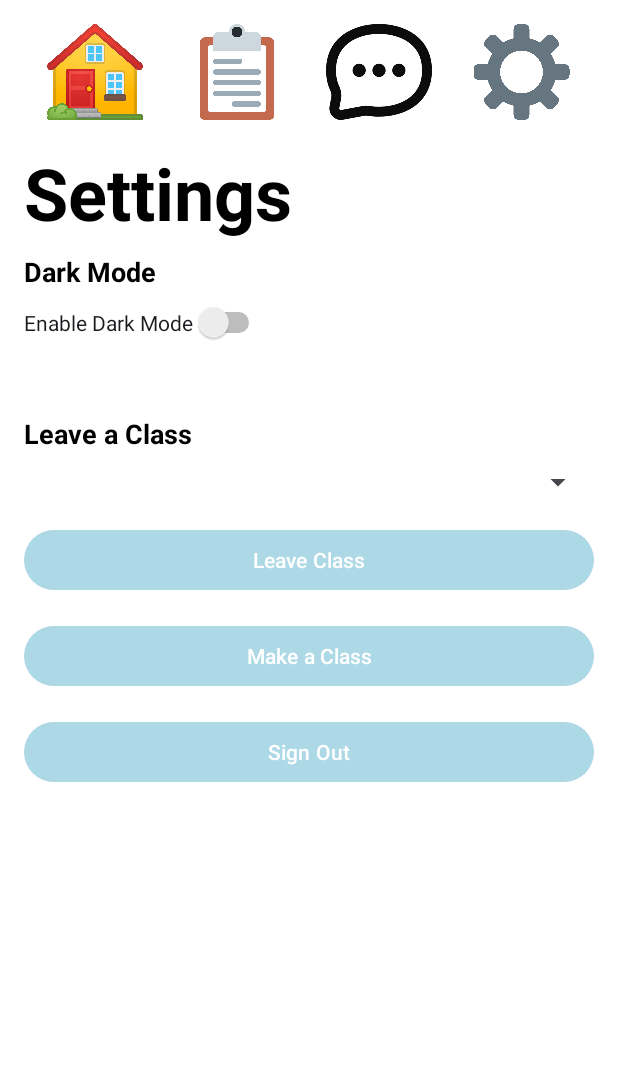
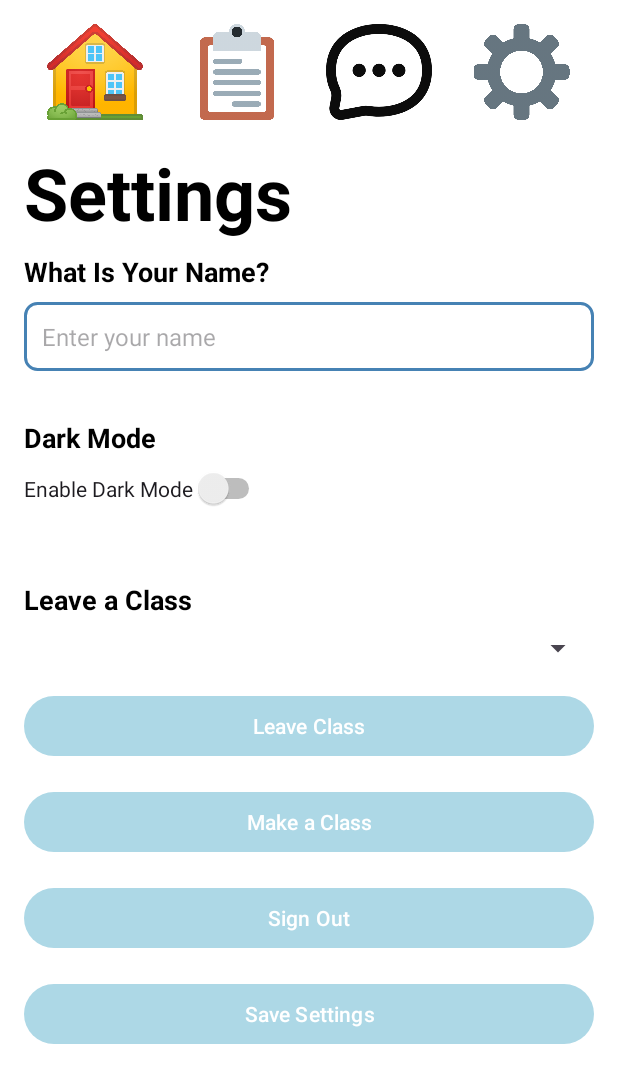
Before and after one commit to sdkier/LectureSphere, an Android app: the HomePageActivity screen opened directly, with no data from a screen before it, after a tap on "Settings", on a phone screen of 412 x 824 dp. Shown: the top 1083 px of the screen. Run offline under Robolectric (Android 15) with nearby library versions, the phone set to English and light mode, and no system bars; our stand-ins replace Firebase (no records; nobody signed in at launch, a user with empty details on screens opened directly); 2 other taps on this screen came first.

Commit message:
Changes to settings, makeclass,homepage, and classes list

```diff
--- a/app/src/main/java/com/example/lecturesphere/HomePageActivity.kt
+++ b/app/src/main/java/com/example/lecturesphere/HomePageActivity.kt
@@ -1,52 +1,55 @@
 package com.example.lecturesphere
 
 import android.content.Intent
+import android.content.SharedPreferences
 import android.os.Bundle
-import android.widget.Button
-import android.widget.EditText
-import android.widget.ImageButton
-import android.widget.TextView
-import android.widget.Toast
+import android.widget.*
 import androidx.appcompat.app.AppCompatActivity
-import com.google.firebase.Firebase
-import com.google.firebase.firestore.firestore
+import com.google.firebase.firestore.ktx.firestore
+import com.google.firebase.ktx.Firebase
 
 class HomePageActivity : AppCompatActivity() {
+
+    private lateinit var sharedPreferences: SharedPreferences
+    private lateinit var usernameTextView: TextView
+    private lateinit var userEmailTextView: TextView
+
     override fun onCreate(savedInstanceState: Bundle?) {
         super.onCreate(savedInstanceState)
         setContentView(R.layout.activity_home_page)
+
+        sharedPreferences = getSharedPreferences("settings_prefs", MODE_PRIVATE)
+
+        usernameTextView = findViewById(R.id.username)
+        userEmailTextView = findViewById(R.id.user_email)
+
+        val defaultUsername = getString(R.string.default_username)
+        val savedUsername = sharedPreferences.getString("user_name", defaultUsername)
+        usernameTextView.text = savedUsername
+
         val db = Firebase.firestore
         db.collection("users").document(TrackedUser.userId).get()
             .addOnSuccessListener { result ->
-                findViewById<TextView>(R.id.username).text = result.get("role").toString()
-                findViewById<TextView>(R.id.user_email).text = result.get("email").toString()
+                userEmailTextView.text = result.getString("email") ?: "useremail@email.com"
+            }
+            .addOnFailureListener {
+                Toast.makeText(this, "Failed to load user data", Toast.LENGTH_SHORT).show()
             }
 
-
-        val classes: ImageButton = findViewById(R.id.btn_classes)
-        classes.setOnClickListener {
-            val intent = Intent(this, ClassesActivity::class.java)
-            startActivity(intent)
+        findViewById<ImageButton>(R.id.btn_classes).setOnClickListener {
+            startActivity(Intent(this, ClassesActivity::class.java))
         }
 
-        val btnChat = findViewById<ImageButton>(R.id.btn_chat)
-        // Set up the listener for Chat button
-        btnChat.setOnClickListener {
-            // Navigate to the Lecture Chatroom Activity
-            val intent = Intent(this, LectureChatroomActivity::class.java)
-            startActivity(intent)
+        findViewById<ImageButton>(R.id.btn_chat).setOnClickListener {
+            startActivity(Intent(this, LectureChatroomActivity::class.java))
         }
 
-        val joinButton = findViewById<Button>(R.id.btn_join_class)
-        joinButton.setOnClickListener{
-            val toastMessage = "Class Joined! Check Class list to view."
-            Toast.makeText(applicationContext, toastMessage, Toast.LENGTH_SHORT).show()
+        findViewById<ImageButton>(R.id.btn_settings).setOnClickListener {
+            startActivity(Intent(this, SettingsActivity::class.java))
         }
 
-        val settingsButton = findViewById<ImageButton>(R.id.btn_settings)
-        settingsButton.setOnClickListener{
-            val intent = Intent(this, SettingsActivity::class.java)
-            startActivity(intent)
+        findViewById<Button>(R.id.btn_join_class).setOnClickListener {
+            Toast.makeText(this, "Class Joined! Check Class list to view.", Toast.LENGTH_SHORT).show()
         }
     }
 }
--- a/app/src/main/java/com/example/lecturesphere/SettingsActivity.kt
+++ b/app/src/main/java/com/example/lecturesphere/SettingsActivity.kt
@@ -10,6 +10,8 @@ import androidx.appcompat.app.AppCompatDelegate
 class SettingsActivity : AppCompatActivity() {
 
     private lateinit var sharedPreferences: SharedPreferences
+    private lateinit var inputName: EditText
+    private lateinit var saveNameButton: Button
     private lateinit var spinnerClasses: Spinner
     private lateinit var adapter: ArrayAdapter<String>
 
@@ -17,7 +19,7 @@ class SettingsActivity : AppCompatActivity() {
         super.onCreate(savedInstanceState)
         setContentView(R.layout.activity_settings)
 
-        sharedPreferences = getSharedPreferences("classes_prefs", MODE_PRIVATE)
+        sharedPreferences = getSharedPreferences("settings_prefs", MODE_PRIVATE)
 
         val btnHome = findViewById<ImageButton>(R.id.btn_home)
         btnHome.setOnClickListener {
@@ -48,8 +50,6 @@ class SettingsActivity : AppCompatActivity() {
         }
 
         spinnerClasses = findViewById(R.id.spinner_classes)
-
-        // Load classes from SharedPreferences into the spinner
         loadClassesIntoSpinner()
 
         val btnLeaveClass = findViewById<Button>(R.id.btn_leave_class)
@@ -57,9 +57,9 @@ class SettingsActivity : AppCompatActivity() {
             val selectedClass = spinnerClasses.selectedItem?.toString()
             if (!selectedClass.isNullOrEmpty()) {
                 removeClass(selectedClass)
-                showToast("$selectedClass removed")
+                Toast.makeText(this, "$selectedClass removed", Toast.LENGTH_SHORT).show()
             } else {
-                showToast("No class selected")
+                Toast.makeText(this, "No class selected", Toast.LENGTH_SHORT).show()
             }
         }
 
@@ -71,10 +71,26 @@ class SettingsActivity : AppCompatActivity() {
 
         val btnSignOut = findViewById<Button>(R.id.btn_sign_out)
         btnSignOut.setOnClickListener {
-            showToast("Signed out successfully")
+            Toast.makeText(this, "Signed out successfully", Toast.LENGTH_SHORT).show()
             val intent = Intent(this, MainActivity::class.java)
             intent.flags = Intent.FLAG_ACTIVITY_NEW_TASK or Intent.FLAG_ACTIVITY_CLEAR_TASK
             startActivity(intent)
+        }
+
+        inputName = findViewById(R.id.input_name)
+        saveNameButton = findViewById(R.id.btn_save_name)
+
+        val savedName = sharedPreferences.getString("user_name", "")
+        inputName.setText(savedName)
+
+        saveNameButton.setOnClickListener {
+            val name = inputName.text.toString().trim()
+            if (name.isNotEmpty()) {
+                saveName(name)
+                Toast.makeText(this, "Name saved!", Toast.LENGTH_SHORT).show()
+            } else {
+                Toast.makeText(this, "Name cannot be empty!", Toast.LENGTH_SHORT).show()
+            }
         }
     }
 
@@ -94,7 +110,7 @@ class SettingsActivity : AppCompatActivity() {
         }
     }
 
-    private fun showToast(message: String) {
-        Toast.makeText(this, message, Toast.LENGTH_SHORT).show()
+    private fun saveName(name: String) {
+        sharedPreferences.edit().putString("user_name", name).apply()
     }
 }
--- a/app/src/main/res/layout/activity_home_page.xml
+++ b/app/src/main/res/layout/activity_home_page.xml
@@ -70,9 +70,9 @@
             android:layout_width="match_parent"
             android:layout_height="wrap_content"
             android:orientation="horizontal"
-            android:layout_marginBottom="16dp"
+            android:gravity="center_vertical"
             android:layout_marginTop="20dp"
-            android:gravity="center_vertical">
+            android:layout_marginBottom="16dp">
 
             <ImageView
                 android:id="@+id/user_profile_image"
--- a/app/src/main/res/layout/activity_settings.xml
+++ b/app/src/main/res/layout/activity_settings.xml
@@ -71,6 +71,34 @@
             android:textStyle="bold"
             android:layout_marginBottom="8dp" />
 
+        <!-- User's name !-->
+        <LinearLayout
+            android:layout_width="match_parent"
+            android:layout_height="wrap_content"
+            android:orientation="vertical"
+            android:layout_marginBottom="16dp">
+
+            <TextView
+                android:layout_width="match_parent"
+                android:layout_height="wrap_content"
+                android:text="What Is Your Name?"
+                android:textSize="18sp"
+                android:textStyle="bold"
+                android:layout_marginBottom="8dp" />
+
+            <EditText
+                android:id="@+id/input_name"
+                android:layout_width="match_parent"
+                android:layout_height="wrap_content"
+                android:hint="Enter your name"
+                android:textSize="16sp"
+                android:padding="12dp"
+                android:background="@drawable/edit_text_background"
+                android:layout_marginBottom="16dp" />
+        </LinearLayout>
+
+
+
         <!-- Dark Mode Toggle -->
         <TextView
             android:layout_width="match_parent"
@@ -124,6 +152,14 @@
             android:layout_width="match_parent"
             android:layout_height="wrap_content"
             android:text="Sign Out"
+            android:layout_marginBottom="16dp"
             android:textColor="@android:color/white" />
+
+        <Button
+            android:id="@+id/btn_save_name"
+            android:layout_width="match_parent"
+            android:layout_height="wrap_content"
+            android:text="Save Settings"
+            android:layout_gravity="end" />
     </LinearLayout>
 </ScrollView>
--- a/app/src/main/res/values/strings.xml
+++ b/app/src/main/res/values/strings.xml
@@ -9,5 +9,5 @@
         <item>Saturday</item>
         <item>Sunday</item>
     </string-array>
-
+    <string name="default_username">User</string>
 </resources>
```
Also changed, not shown: app/src/main/java/com/example/lecturesphere/ClassesActivity.kt (+43 -43 lines), app/src/main/java/com/example/lecturesphere/MakeClassActivity.kt (+54 -11 lines), app/src/main/res/layout/classes_activity.xml (+11 -0 lines), app/src/main/res/layout/time_row.xml (added, +34 -0 lines).
